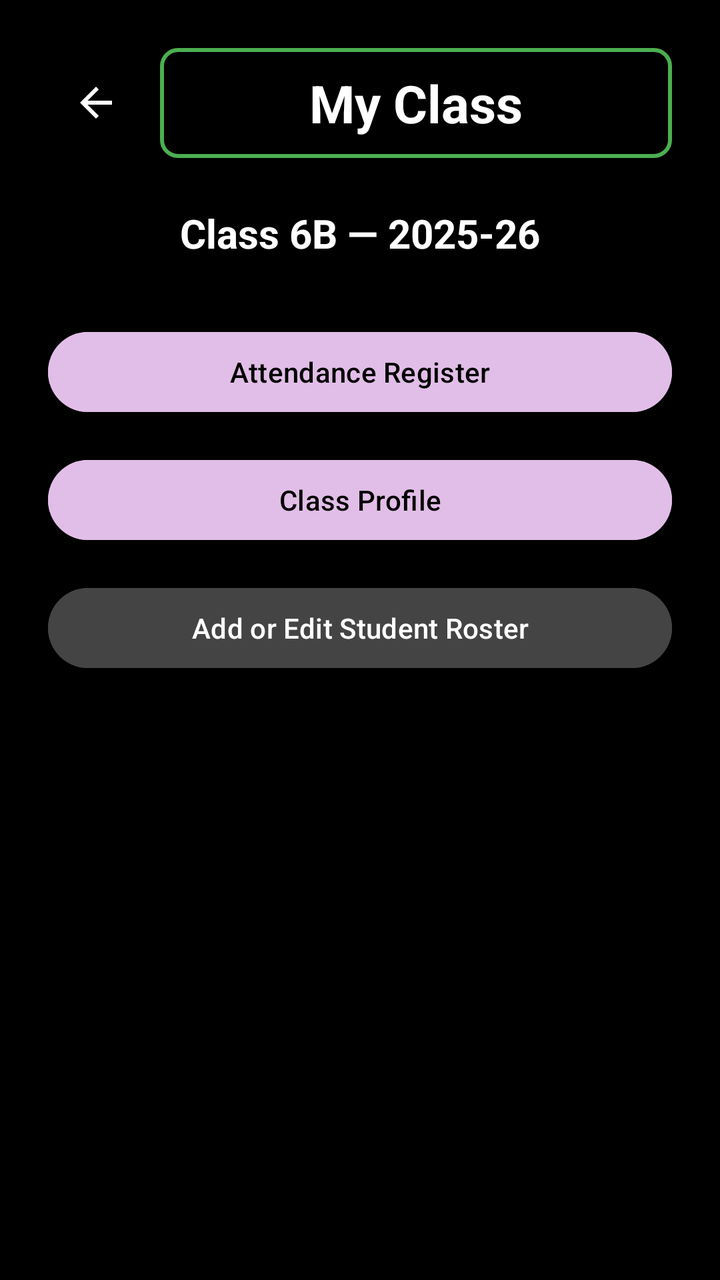
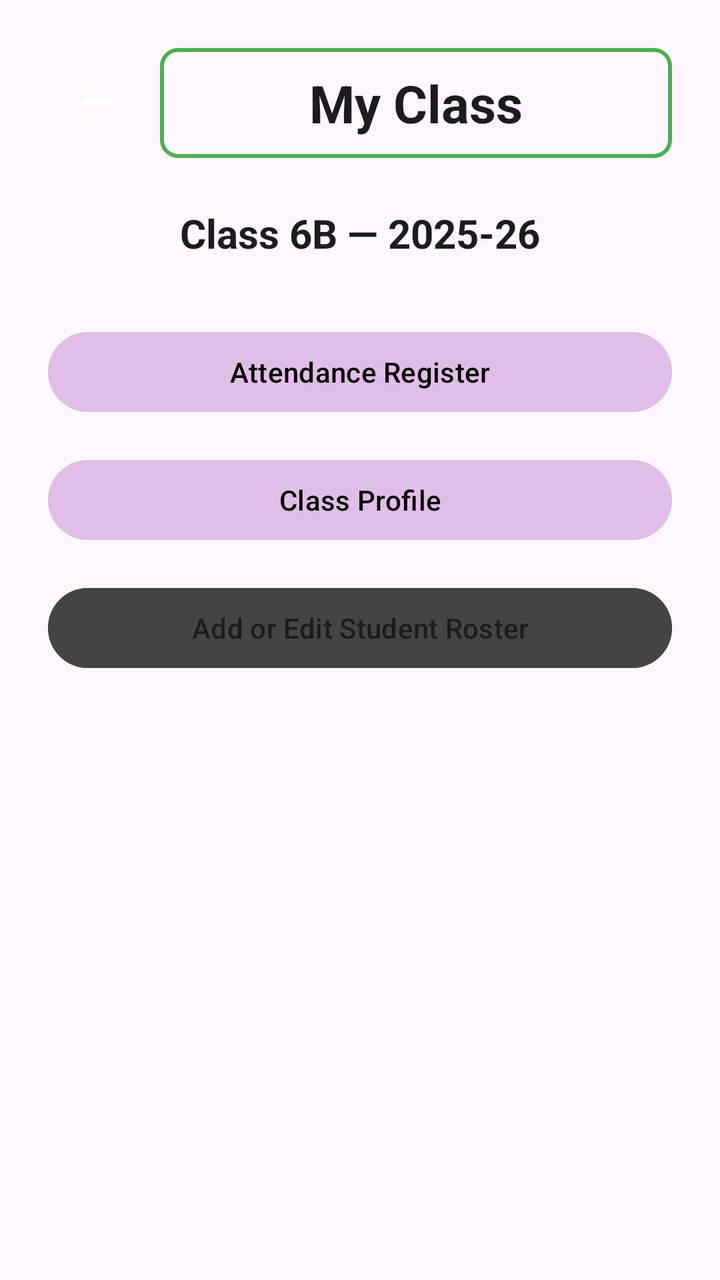

Before-and-after screenshots of an Android layout around one commit, followed by the original layout XML and the change that was made.
<!-- AndroidManifest.xml: application theme Theme.VITeacherToolkit -->
<!-- res/layout/activity_my_class.xml -->
<?xml version="1.0" encoding="utf-8"?>
<LinearLayout xmlns:android="http://schemas.android.com/apk/res/android"
    android:layout_width="match_parent"
    android:layout_height="match_parent"
    android:orientation="vertical"
    android:background="#000000"
    android:padding="24dp">

    
    <LinearLayout
        android:layout_width="match_parent"
        android:layout_height="wrap_content"
        android:orientation="horizontal"
        android:gravity="center_vertical"
        android:layout_marginBottom="24dp">

        <ImageButton
            android:id="@+id/btnBack"
            android:layout_width="48dp"
            android:layout_height="48dp"
            android:src="?android:attr/actionModeCloseDrawable"
            android:background="?android:attr/selectableItemBackground"
            android:tint="#FFFFFF"
            android:contentDescription="Go back"
            android:importantForAccessibility="yes" />

        <TextView
            android:id="@+id/tvTitle"
            android:layout_width="0dp"
            android:layout_height="wrap_content"
            android:layout_weight="1"
            android:text="My Class"
            android:textColor="#FFFFFF"
            android:textSize="26sp"
            android:textStyle="bold"
            android:gravity="center"
            android:background="@drawable/border_green"
            android:layout_marginStart="8dp"
            android:accessibilityHeading="true"
            android:importantForAccessibility="yes" />

    </LinearLayout>

    
    <TextView
        android:id="@+id/tvClassDetails"
        android:layout_width="match_parent"
        android:layout_height="wrap_content"
        android:text="Class 6B — 2025-26"
        android:textColor="#FFFFFF"
        android:textSize="20sp"
        android:textStyle="bold"
        android:gravity="center"
        android:layout_marginBottom="32dp"
        android:importantForAccessibility="yes" />

    
    <Button
        android:id="@+id/btnAttendanceRegister"
        android:layout_width="match_parent"
        android:layout_height="wrap_content"
        android:minHeight="48dp"
        android:text="Attendance Register"
        android:textColor="#000000"
        android:backgroundTint="@color/lavender"
        android:contentDescription="Attendance Register"
        android:importantForAccessibility="yes"
        android:layout_marginBottom="16dp" />

    
    <Button
        android:id="@+id/btnClassProfile"
        android:layout_width="match_parent"
        android:layout_height="wrap_content"
        android:minHeight="48dp"
        android:text="Class Profile"
        android:textColor="#000000"
        android:backgroundTint="@color/lavender"
        android:contentDescription="Class Profile"
        android:importantForAccessibility="yes"
        android:layout_marginBottom="16dp" />

    
    <Button
        android:id="@+id/btnManageStudents"
        android:layout_width="match_parent"
        android:layout_height="wrap_content"
        android:minHeight="48dp"
        android:text="Add or Edit Student Roster"
        android:textColor="#FFFFFF"
        android:backgroundTint="#FF444444"
        android:contentDescription="Add or edit student roster. Set up students manually or edit existing profiles."
        android:importantForAccessibility="yes" />

</LinearLayout>
<!-- resources referenced by this layout -->
<resources>
  <color name="lavender">#FFE1BEE7</color>
  <!-- drawable border_green (drawable) -->
  <?xml version="1.0" encoding="utf-8"?>
  <shape xmlns:android="http://schemas.android.com/apk/res/android"
      android:shape="rectangle">
      <stroke
          android:width="2dp"
          android:color="#FF4CAF50" /> 
      <padding
          android:left="16dp"
          android:top="10dp"
          android:right="16dp"
          android:bottom="10dp" />
      <corners
          android:radius="8dp" />
  </shape>
  <style name="Theme.VITeacherToolkit" parent="Base.Theme.VITeacherToolkit" />
  <style name="Base.Theme.VITeacherToolkit" parent="Theme.Material3.DayNight.NoActionBar">
          
          <item name="colorPrimary">@color/lavender</item>
          <item name="colorOnPrimary">@color/black</item>
  
          
          <item name="android:spinnerStyle">@style/CustomSpinnerStyle</item>
          <item name="android:spinnerItemStyle">@style/CustomSpinnerItemStyle</item>
          <item name="android:spinnerDropDownItemStyle">@style/CustomSpinnerDropDownItemStyle</item>
          <item name="spinnerDropDownItemStyle">@style/CustomSpinnerDropDownItemStyle</item>
      </style>
  <color name="black">#FF000000</color>
  <style name="CustomSpinnerStyle" parent="Widget.AppCompat.Spinner">
          <item name="android:popupBackground">@color/grey_dark</item>
      </style>
  <style name="CustomSpinnerItemStyle" parent="Widget.AppCompat.TextView.SpinnerItem">
          <item name="android:textColor">@color/white</item>
          <item name="android:textSize">16sp</item>
      </style>
  <style name="CustomSpinnerDropDownItemStyle" parent="Widget.AppCompat.DropDownItem.Spinner">
          <item name="android:textColor">@color/white</item>
          <item name="android:background">@color/grey_dark</item>
          <item name="android:checkMarkTint">@color/lavender</item>
          <item name="android:textSize">16sp</item>
          <item name="android:padding">12dp</item>
      </style>
  <color name="grey_dark">#FF333333</color>
  <color name="white">#FFFFFFFF</color>
</resources>

<!-- the commit's change to res/layout/activity_my_class.xml (unified diff, before → after) -->
@@ -3,7 +3,7 @@
     android:layout_width="match_parent"
     android:layout_height="match_parent"
     android:orientation="vertical"
-    android:background="#000000"
+    android:background="?android:attr/windowBackground"
     android:padding="24dp">
 
     
@@ -30,7 +30,7 @@
             android:layout_height="wrap_content"
             android:layout_weight="1"
             android:text="My Class"
-            android:textColor="#FFFFFF"
+            android:textColor="?android:attr/textColorPrimary"
             android:textSize="26sp"
             android:textStyle="bold"
             android:gravity="center"
@@ -47,7 +47,7 @@
         android:layout_width="match_parent"
         android:layout_height="wrap_content"
         android:text="Class 6B — 2025-26"
-        android:textColor="#FFFFFF"
+        android:textColor="?android:attr/textColorPrimary"
         android:textSize="20sp"
         android:textStyle="bold"
         android:gravity="center"
@@ -87,7 +87,7 @@
         android:layout_height="wrap_content"
         android:minHeight="48dp"
         android:text="Add or Edit Student Roster"
-        android:textColor="#FFFFFF"
+        android:textColor="?android:attr/textColorPrimary"
         android:backgroundTint="#FF444444"
         android:contentDescription="Add or edit student roster. Set up students manually or edit existing profiles."
         android:importantForAccessibility="yes" />
<!-- resource entries referenced after the edit -->
@@ -30,20 +30,20 @@
       </style>
   <color name="black">#FF000000</color>
   <style name="CustomSpinnerStyle" parent="Widget.AppCompat.Spinner">
-          <item name="android:popupBackground">@color/grey_dark</item>
+          <item name="android:popupBackground">@color/white</item>
       </style>
   <style name="CustomSpinnerItemStyle" parent="Widget.AppCompat.TextView.SpinnerItem">
-          <item name="android:textColor">@color/white</item>
+          <item name="android:textColor">@color/black</item>
           <item name="android:textSize">16sp</item>
       </style>
   <style name="CustomSpinnerDropDownItemStyle" parent="Widget.AppCompat.DropDownItem.Spinner">
-          <item name="android:textColor">@color/white</item>
-          <item name="android:background">@color/grey_dark</item>
-          <item name="android:checkMarkTint">@color/lavender</item>
+          <item name="android:textColor">@color/black</item>
+          <item name="android:background">@color/white</item>
+          <item name="android:checkMarkTint">@color/lavender_dark</item>
           <item name="android:textSize">16sp</item>
           <item name="android:padding">12dp</item>
       </style>
-  <color name="grey_dark">#FF333333</color>
   <color name="white">#FFFFFFFF</color>
+  <color name="lavender_dark">#FFB080FF</color>
 </resources>
 
